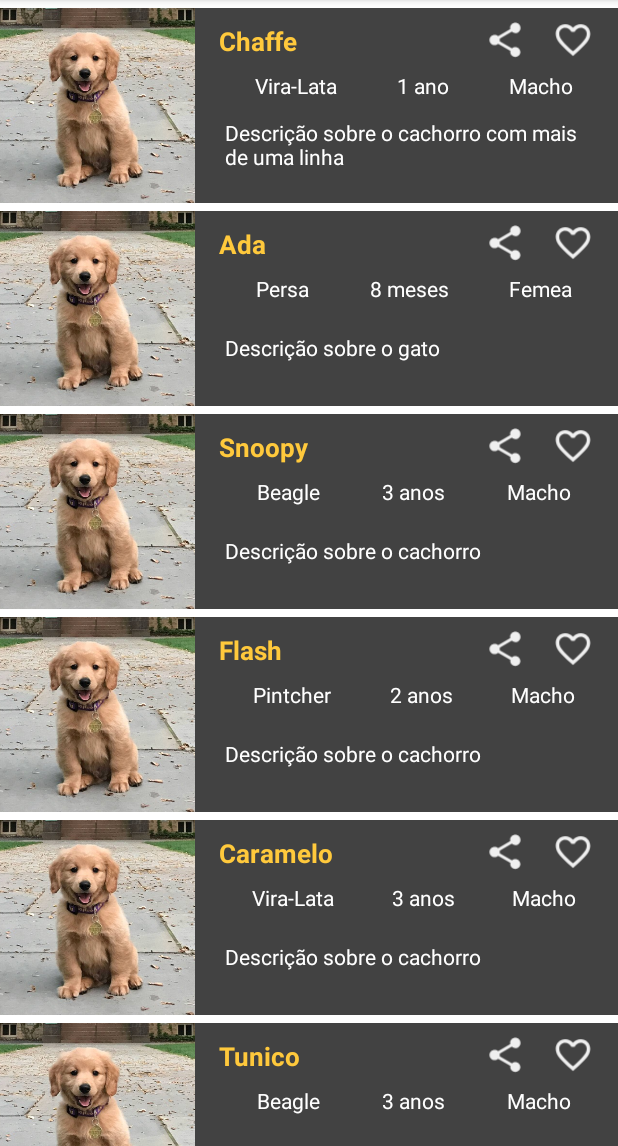
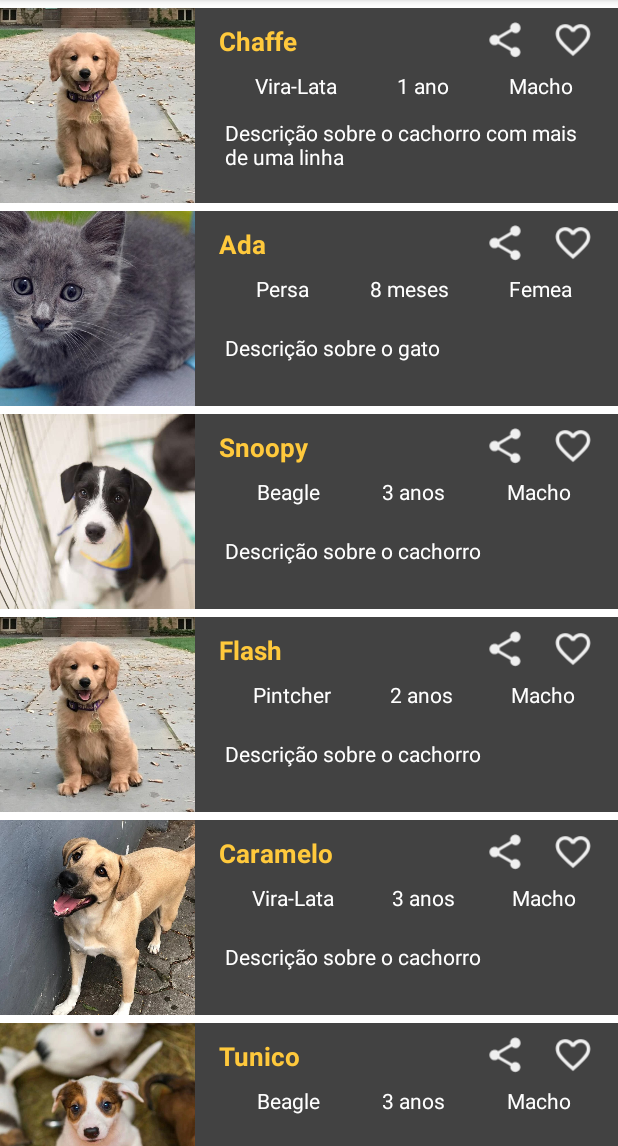
Before and after one commit to JamesWillian/miauau, an Android app: the screen it shows after launch (MainActivity), on a phone screen of 412 x 824 dp, the part 90-1236 px from its top. Run offline under Robolectric (Android 15) with nearby library versions, the phone set to English and light mode, and no system bars; our stand-ins replace navigation-ui.

Commit message:
adding new pet images to mock

```diff
--- a/app/src/main/java/com/jammes/miauau/collections/HomeListAdapter.kt
+++ b/app/src/main/java/com/jammes/miauau/collections/HomeListAdapter.kt
@@ -20,6 +20,7 @@ class HomeListAdapter: RecyclerView.Adapter<HomeListAdapter.ViewHolder>() {
             binding.petBreedTextView.text = petItem.breed
             binding.petAgeTextView.text = petItem.age
             binding.petSexTextView.text = petItem.sex
+            binding.petPhotoImageView.setImageResource(petItem.img)
 
             binding.root.setOnClickListener {
                 val action = HomeFragmentDirections.actionHomeFragmentToPetDetailFragment(petItem.id)
--- a/app/src/main/java/com/jammes/miauau/collections/PetDetailFragment.kt
+++ b/app/src/main/java/com/jammes/miauau/collections/PetDetailFragment.kt
@@ -35,6 +35,7 @@ class PetDetailFragment : Fragment() {
             binding.petCastratedTextView.text = pet.castrated
             binding.petSizeTextView.text = pet.size
             binding.petVaccinatedTextView.text = pet.vaccinated
+            binding.petImageView.setImageResource(pet.img)
         }
 
         return (binding.root)
--- a/app/src/main/java/com/jammes/miauau/collections/PetItem.kt
+++ b/app/src/main/java/com/jammes/miauau/collections/PetItem.kt
@@ -9,5 +9,6 @@ data class PetItem(
     val sex: String,
     val vaccinated: String,
     val size: String,
-    val castrated: String
+    val castrated: String,
+    val img: Int
 )
--- a/app/src/main/java/com/jammes/miauau/dummy/MockPets.kt
+++ b/app/src/main/java/com/jammes/miauau/dummy/MockPets.kt
@@ -1,5 +1,6 @@
 package com.jammes.miauau.dummy
 
+import com.jammes.miauau.R
 import com.jammes.miauau.collections.PetItem
 import com.jammes.miauau.core.PetsRepository
 import java.util.UUID
@@ -16,7 +17,8 @@ object MockPets: PetsRepository {
             sex = "Macho",
             castrated = "Castrado",
             size = "Grande",
-            vaccinated = "Vacinado"
+            vaccinated = "Vacinado",
+            img = R.drawable.img_dog
         ),
         PetItem(
             id = "2",
@@ -27,7 +29,8 @@ object MockPets: PetsRepository {
             sex = "Femea",
             castrated = "Não Castrado",
             size = "Pequeno",
-            vaccinated = "Vacinado"
+            vaccinated = "Vacinado",
+            img = R.drawable.img_cat1
         ),
         PetItem(
             id = "3",
@@ -38,7 +41,8 @@ object MockPets: PetsRepository {
             sex = "Macho",
             castrated = "Não Castrado",
             size = "Médio",
-            vaccinated = "Vacinado"
+            vaccinated = "Vacinado",
+            img = R.drawable.img_dog1
         ),
         PetItem(
             id = "4",
@@ -49,7 +53,8 @@ object MockPets: PetsRepository {
             sex = "Macho",
             castrated = "Castrado",
             size = "Pequeno",
-            vaccinated = "Vacinado"
+            vaccinated = "Vacinado",
+            img = R.drawable.img_dog
         ),
         PetItem(
             id = "5",
@@ -60,7 +65,8 @@ object MockPets: PetsRepository {
             sex = "Macho",
             castrated = "Castrado",
             size = "Grande",
-            vaccinated = "Vacinado"
+            vaccinated = "Vacinado",
+            img = R.drawable.img_dog2
         ),
         PetItem(
             id = "6",
@@ -71,7 +77,8 @@ object MockPets: PetsRepository {
             sex = "Macho",
             castrated = "Não Castrado",
             size = "Médio",
-            vaccinated = "Vacinado"
+            vaccinated = "Vacinado",
+            img = R.drawable.img_dog3
         ),
         PetItem(
             id = "7",
@@ -82,7 +89,8 @@ object MockPets: PetsRepository {
             sex = "Macho",
             castrated = "Castrado",
             size = "Grande",
-            vaccinated = "Vacinado"
+            vaccinated = "Vacinado",
+            img = R.drawable.img_dog5
         ),
         PetItem(
             id = "8",
@@ -93,7 +101,8 @@ object MockPets: PetsRepository {
             sex = "Macho",
             castrated = "Não Castrado",
             size = "Pequeno",
-            vaccinated = "Vacinado"
+            vaccinated = "Vacinado",
+            img = R.drawable.img_dog
         ),
         PetItem(
             id = "9",
@@ -104,7 +113,8 @@ object MockPets: PetsRepository {
             sex = "Macho",
             castrated = "Não Castrado",
             size = "Médio",
-            vaccinated = "Vacinado"
+            vaccinated = "Vacinado",
+            img = R.drawable.img_dog
         ),
         PetItem(
             id = "10",
@@ -115,7 +125,8 @@ object MockPets: PetsRepository {
             sex = "Fêmea",
             castrated = "Não Castrado",
             size = "Pequeno",
-            vaccinated = "Vacinado"
+            vaccinated = "Vacinado",
+            img = R.drawable.img_cat3
         ),
         PetItem(
             id = "11",
@@ -126,7 +137,8 @@ object MockPets: PetsRepository {
             sex = "Macho",
             castrated = "Castrado",
             size = "Grande",
-            vaccinated = "Vacinado"
+            vaccinated = "Vacinado",
+            img = R.drawable.img_dog4
         ),
         PetItem(
             id = "12",
@@ -137,7 +149,8 @@ object MockPets: PetsRepository {
             sex = "Macho",
             castrated = "Não Castrado",
             size = "Grande",
-            vaccinated = "Vacinado"
+            vaccinated = "Vacinado",
+            img = R.drawable.img_dog
         ),
         PetItem(
             id = "13",
@@ -148,7 +161,8 @@ object MockPets: PetsRepository {
             sex = "Macho",
             castrated = "Não Castrado",
             size = "Pequeno",
-            vaccinated = "Vacinado"
+            vaccinated = "Vacinado",
+            img = R.drawable.img_dog
         ),
         PetItem(
             id = "14",
@@ -159,7 +173,8 @@ object MockPets: PetsRepository {
             sex = "Macho",
             castrated = "Castrado",
             size = "Pequeno",
-            vaccinated = "Vacinado"
+            vaccinated = "Vacinado",
+            img = R.drawable.img_cat2
         )
     )
 
--- a/app/src/main/res/layout/pet_item.xml
+++ b/app/src/main/res/layout/pet_item.xml
@@ -11,7 +11,7 @@
         android:layout_width="130dp"
         android:layout_height="0dp"
         android:scaleType="centerCrop"
-        android:src="@drawable/img_dog"
+        android:src="@drawable/ic_launcher_foreground"
         app:layout_constraintBottom_toBottomOf="parent"
         app:layout_constraintStart_toStartOf="parent"
         app:layout_constraintTop_toTopOf="parent" />
```
Also changed, not shown: app/src/main/res/drawable/img_cat1.JPG (added), app/src/main/res/drawable/img_cat2.jpg (added), app/src/main/res/drawable/img_dog1.jpg (added), app/src/main/res/drawable/img_dog2.jpg (added), app/src/main/res/drawable/img_dog3.jpg (added), app/src/main/res/drawable/img_dog4.jpg (added), app/src/main/res/drawable/img_dog5.jpg (added), 1 other file.
